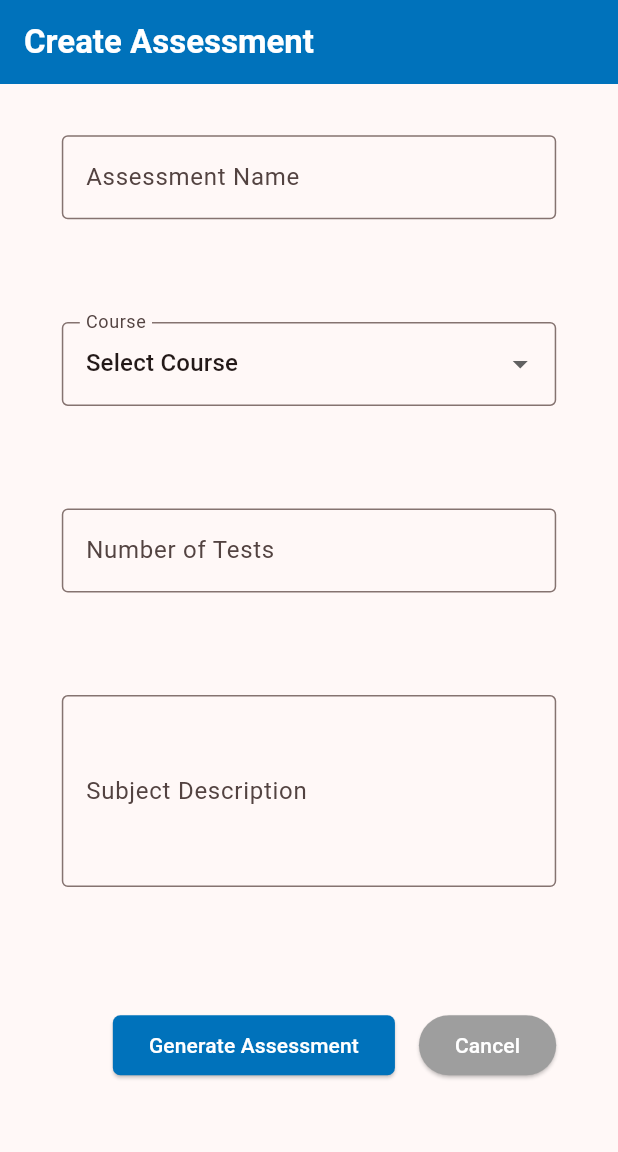
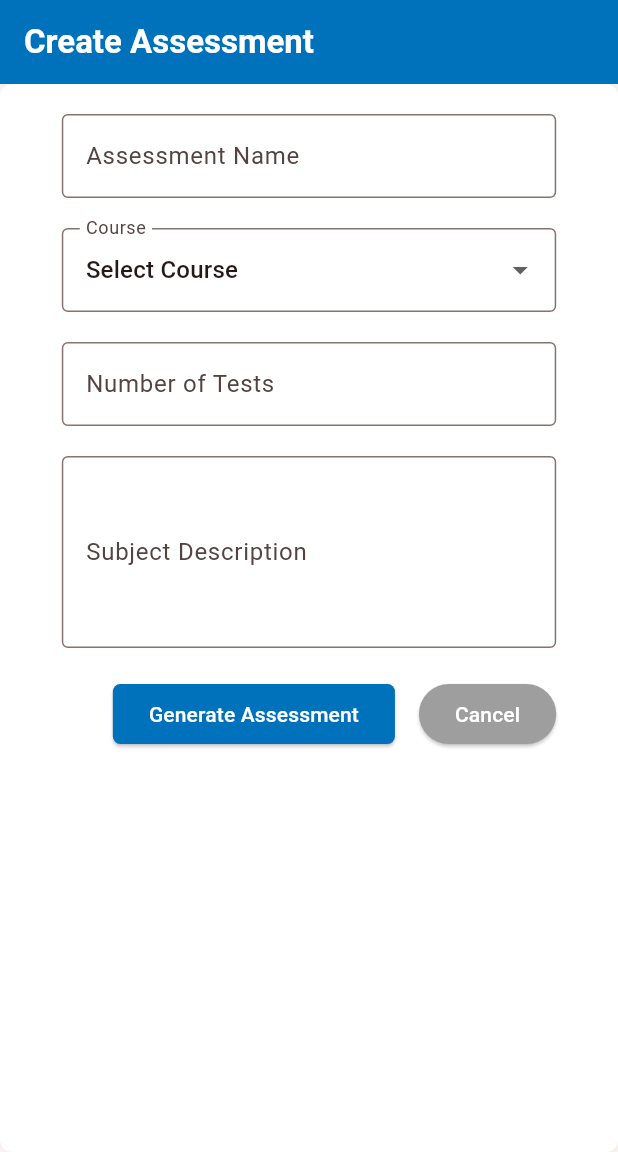
Before and after one commit to umgc/Summer2024, a Flutter app: the CreateBaseAssessmentView screen opened directly, on a phone screen of 412 x 824 dp, the part 84-1236 px from its top. Run offline on Flutter 3.47's test engine with Material 3 defaults, Android fonts, the phone set to English and light mode, and no system bars.

Commit message:
[TeamC] fix UI errors in Create Assessment Form

```diff
--- a/Team-C/test_wizard/lib/widgets/create_base_assessment_form.dart
+++ b/Team-C/test_wizard/lib/widgets/create_base_assessment_form.dart
@@ -29,23 +29,33 @@ class BaseAssessmentFormState extends State<CreateBaseAssessmentForm> {
     // Build a Form widget using the _formKey created above.
     return LayoutBuilder(
       builder: (context, constraints) {
-        double contextWidth = constraints.maxWidth;
-        double contextHeight = constraints.maxHeight;
-        double formWidth = contextWidth * 0.8;
-        double formHeight = contextHeight * 0.8;
-        double buttonHeight = contextHeight * 0.2;
-        return SizedBox(
-          width: contextWidth,
-          height: contextHeight,
+        Size screenSize = MediaQuery.of(context).size;
+        return Center(
+          child: SingleChildScrollView(
+            child: ConstrainedBox(
+              constraints: BoxConstraints(
+                minHeight: screenSize.height - kToolbarHeight * 2,
+              ),
+              child: Container(
+                width: 1200,
+                padding: const EdgeInsets.all(20),
+                decoration: BoxDecoration(
+                  color: Colors.white,
+                  borderRadius: BorderRadius.circular(8),
+                  boxShadow: [
+                    BoxShadow(
+                      color: Colors.black.withOpacity(0.1),
+                      blurRadius: 10,
+                    ),
+                  ],
+                ),
+                child: Align(
+                  alignment: Alignment.topCenter,
+                  child: SizedBox(
+                    width: screenSize.width * 0.8,
                     child: Form(
                       key: _formKey,
                       child: Column(
-              children: <Widget>[
-                SizedBox(
-                  width: formWidth,
-                  height: formHeight,
-                  child: Column(
-                    mainAxisAlignment: MainAxisAlignment.spaceAround,
                         children: <Widget>[
                           TextFormField(
                             decoration: const InputDecoration(
@@ -55,10 +65,16 @@ class BaseAssessmentFormState extends State<CreateBaseAssessmentForm> {
                             controller: assessmentController,
                             validator: Validators.checkIsEmpty,
                           ),
+                          const SizedBox(
+                            height: 20,
+                          ),
                           // ** Select Course Dropdown
                           DropdownSelect(
                             controller: courseNameController,
                             dropdownTitle: 'Course',
+                          ),
+                          const SizedBox(
+                            height: 20,
                           ),
                           // ** Number of Tests **
                           TextFormField(
@@ -73,6 +89,9 @@ class BaseAssessmentFormState extends State<CreateBaseAssessmentForm> {
                             controller: numOfStudentsController,
                             validator: Validators.checkIsOneOrTwoDigits,
                           ),
+                          const SizedBox(
+                            height: 20,
+                          ),
                           // ** Subject Description **
                           TextFormField(
                             decoration: const InputDecoration(
@@ -85,13 +104,10 @@ class BaseAssessmentFormState extends State<CreateBaseAssessmentForm> {
                             validator: Validators.checkIsEmpty,
                             controller: subjectDescriptionController,
                           ),
-                    ],
+                          const SizedBox(
+                            height: 20,
                           ),
-                ),
-                SizedBox(
-                  height: buttonHeight,
-                  width: formWidth,
-                  child: Row(
+                          Row(
                             mainAxisAlignment: MainAxisAlignment.end,
                             children: [
                               ElevatedButton(
@@ -104,9 +120,11 @@ class BaseAssessmentFormState extends State<CreateBaseAssessmentForm> {
                                 ),
                                 onPressed: () {
                                   if (_formKey.currentState!.validate()) {
-                            String assessmentName = assessmentController.text;
+                                    String assessmentName =
+                                        assessmentController.text;
                                     String course = courseNameController.text;
-                            String numOfStudents = numOfStudentsController.text;
+                                    String numOfStudents =
+                                        numOfStudentsController.text;
                                     String subjectDescription =
                                         subjectDescriptionController.text;
 
@@ -130,8 +148,12 @@ class BaseAssessmentFormState extends State<CreateBaseAssessmentForm> {
                               const CancelButton(),
                             ],
                           ),
+                        ],
                       ),
-              ],
+                    ),
+                  ),
+                ),
+              ),
             ),
           ),
         );
```
Lines whose indentation alone changed are shown as unchanged.
